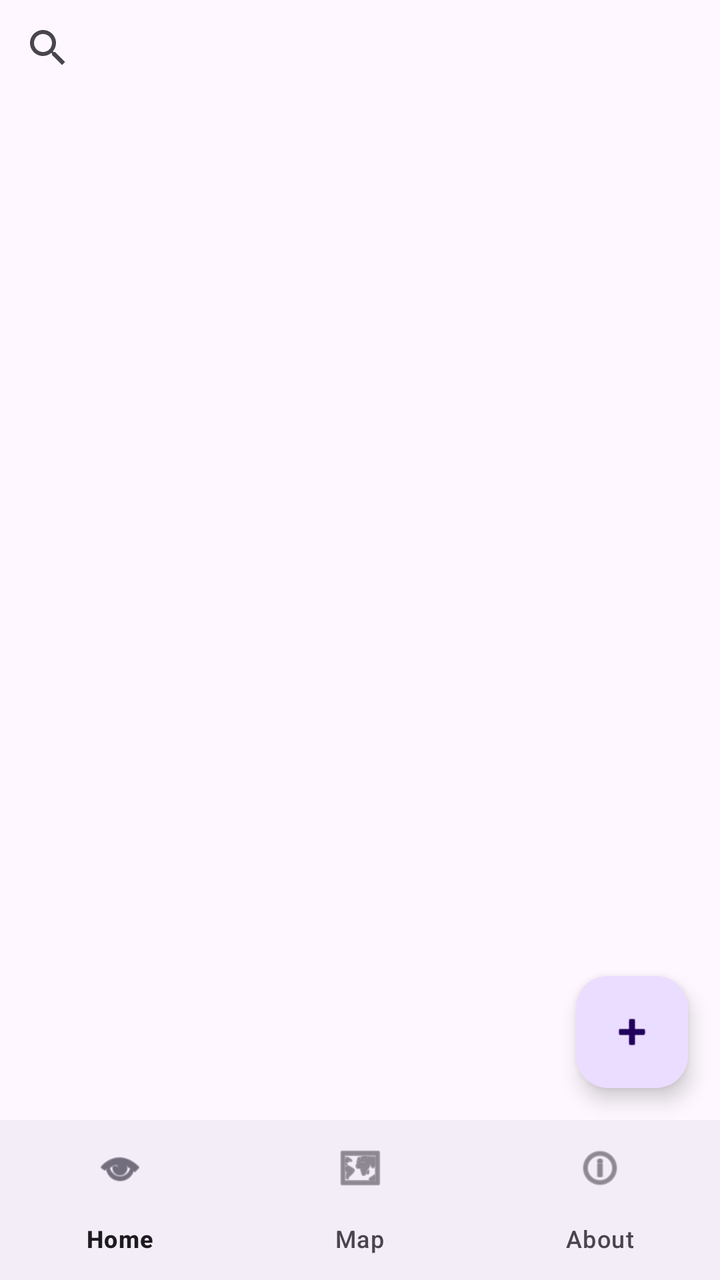
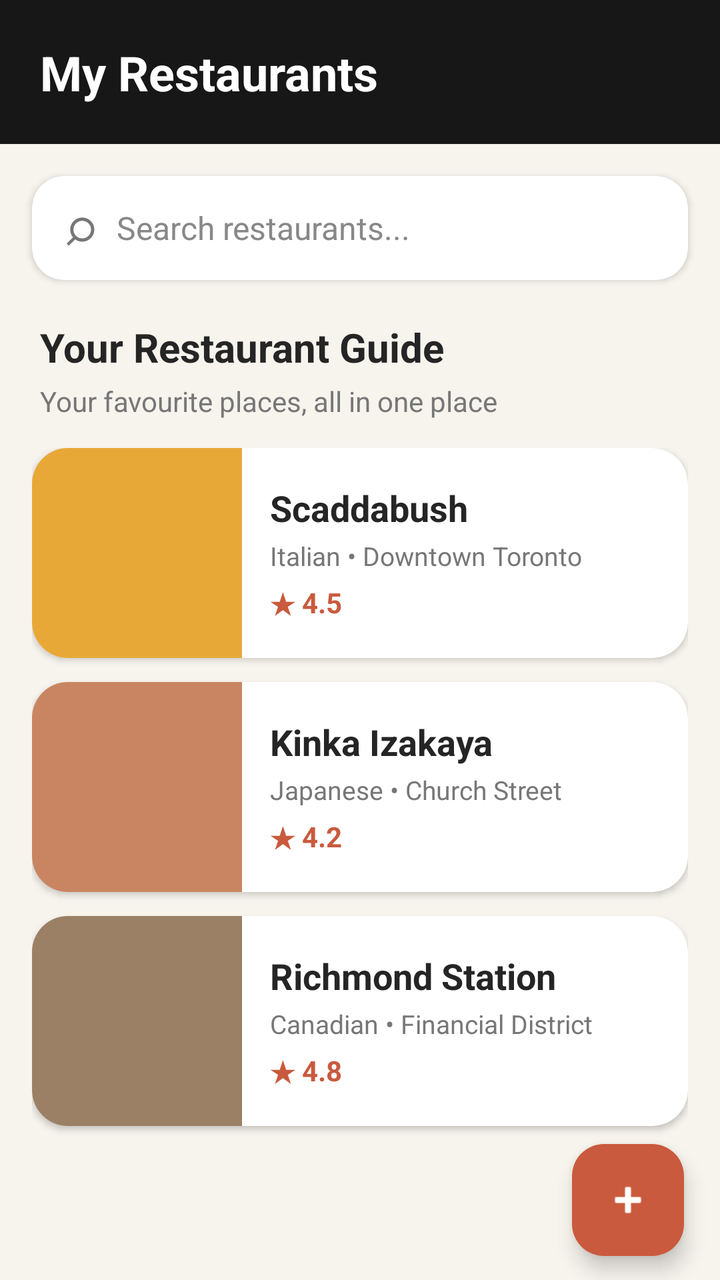

The first picture is an Android layout as it rendered before a commit; the second is the same layout after the commit. The layout source and the unified diff follow.
<!-- AndroidManifest.xml: application theme Theme.PersonalRestaurantGuide -->
<!-- res/layout/activity_main.xml -->
<?xml version="1.0" encoding="utf-8"?>
<androidx.constraintlayout.widget.ConstraintLayout xmlns:android="http://schemas.android.com/apk/res/android"
    xmlns:app="http://schemas.android.com/apk/res-auto"
    android:layout_width="match_parent"
    android:layout_height="match_parent">

    <SearchView
        android:id="@+id/searchView"
        android:layout_width="0dp"
        android:layout_height="wrap_content"
        android:queryHint="@string/search_hint"
        app:layout_constraintEnd_toEndOf="parent"
        app:layout_constraintStart_toStartOf="parent"
        app:layout_constraintTop_toTopOf="parent" />

    
    <androidx.recyclerview.widget.RecyclerView
        android:id="@+id/restaurantList"
        android:layout_width="0dp"
        android:layout_height="0dp"
        app:layout_constraintBottom_toTopOf="@id/bottomNav"
        app:layout_constraintEnd_toEndOf="parent"
        app:layout_constraintStart_toStartOf="parent"
        app:layout_constraintTop_toBottomOf="@id/searchView" />

    <com.google.android.material.floatingactionbutton.FloatingActionButton
        android:id="@+id/fabAdd"
        android:layout_width="wrap_content"
        android:layout_height="wrap_content"
        android:layout_margin="16dp"
        android:contentDescription="@string/add_restaurant"
        app:layout_constraintBottom_toTopOf="@id/bottomNav"
        app:layout_constraintEnd_toEndOf="parent"
        app:srcCompat="@android:drawable/ic_input_add" />

    <com.google.android.material.bottomnavigation.BottomNavigationView
        android:id="@+id/bottomNav"
        android:layout_width="0dp"
        android:layout_height="wrap_content"
        app:layout_constraintBottom_toBottomOf="parent"
        app:layout_constraintEnd_toEndOf="parent"
        app:layout_constraintStart_toStartOf="parent"
        app:menu="@menu/bottom_nav_menu" />

</androidx.constraintlayout.widget.ConstraintLayout>
<!-- resources referenced by this layout -->
<resources>
  <string name="add_restaurant">Add a restaurant</string>
  <string name="search_hint">Search restaurants…</string>
  <style name="Theme.PersonalRestaurantGuide" parent="Theme.Material3.DayNight.NoActionBar">
          <item name="colorPrimary">@color/brand_primary</item>
          <item name="colorSecondary">@color/brand_accent</item>
      </style>
  <color name="brand_primary">#7A4E2D</color>
  <color name="brand_accent">#E8A838</color>
</resources>

<!-- the commit's change to res/layout/activity_main.xml (unified diff, before → after) -->
@@ -1,45 +1,325 @@
 <?xml version="1.0" encoding="utf-8"?>
-<androidx.constraintlayout.widget.ConstraintLayout xmlns:android="http://schemas.android.com/apk/res/android"
+<androidx.constraintlayout.widget.ConstraintLayout
+    xmlns:android="http://schemas.android.com/apk/res/android"
     xmlns:app="http://schemas.android.com/apk/res-auto"
     android:layout_width="match_parent"
-    android:layout_height="match_parent">
-
-    <SearchView
-        android:id="@+id/searchView"
+    android:layout_height="match_parent"
+    android:background="@color/background">
+
+    
+    <View
+        android:id="@+id/topBar"
         android:layout_width="0dp"
+        android:layout_height="72dp"
+        android:background="@color/brand_primary"
+        app:layout_constraintTop_toTopOf="parent"
+        app:layout_constraintStart_toStartOf="parent"
+        app:layout_constraintEnd_toEndOf="parent" />
+
+    
+    <TextView
+        android:id="@+id/titleText"
+        android:layout_width="wrap_content"
         android:layout_height="wrap_content"
-        android:queryHint="@string/search_hint"
-        app:layout_constraintEnd_toEndOf="parent"
+        android:layout_marginStart="20dp"
+        android:text="My Restaurants"
+        android:textColor="#FFFFFF"
+        android:textSize="24sp"
+        android:textStyle="bold"
         app:layout_constraintStart_toStartOf="parent"
-        app:layout_constraintTop_toTopOf="parent" />
-
-    
-    <androidx.recyclerview.widget.RecyclerView
-        android:id="@+id/restaurantList"
+        app:layout_constraintTop_toTopOf="@id/topBar"
+        app:layout_constraintBottom_toBottomOf="@id/topBar" />
+
+    
+    <androidx.cardview.widget.CardView
+        android:id="@+id/searchCard"
+        android:layout_width="0dp"
+        android:layout_height="52dp"
+        android:layout_marginStart="16dp"
+        android:layout_marginEnd="16dp"
+        android:layout_marginTop="16dp"
+        app:cardCornerRadius="16dp"
+        app:cardElevation="2dp"
+        app:cardBackgroundColor="#FFFFFF"
+        app:layout_constraintTop_toBottomOf="@id/topBar"
+        app:layout_constraintStart_toStartOf="parent"
+        app:layout_constraintEnd_toEndOf="parent">
+
+        <LinearLayout
+            android:layout_width="match_parent"
+            android:layout_height="match_parent"
+            android:gravity="center_vertical"
+            android:orientation="horizontal"
+            android:paddingStart="16dp"
+            android:paddingEnd="16dp">
+
+            <TextView
+                android:layout_width="wrap_content"
+                android:layout_height="wrap_content"
+                android:text="⌕"
+                android:textColor="#777777"
+                android:textSize="26sp" />
+
+            <TextView
+                android:layout_width="0dp"
+                android:layout_height="wrap_content"
+                android:layout_weight="1"
+                android:layout_marginStart="10dp"
+                android:text="Search restaurants..."
+                android:textColor="#888888"
+                android:textSize="16sp" />
+
+        </LinearLayout>
+
+    </androidx.cardview.widget.CardView>
+
+
+    
+    <TextView
+        android:id="@+id/sectionTitle"
+        android:layout_width="wrap_content"
+        android:layout_height="wrap_content"
+        android:layout_marginStart="20dp"
+        android:layout_marginTop="20dp"
+        android:text="Your Restaurant Guide"
+        android:textColor="#252525"
+        android:textSize="20sp"
+        android:textStyle="bold"
+        app:layout_constraintTop_toBottomOf="@id/searchCard"
+        app:layout_constraintStart_toStartOf="parent" />
+
+    
+    <TextView
+        android:id="@+id/sectionSubtitle"
+        android:layout_width="wrap_content"
+        android:layout_height="wrap_content"
+        android:layout_marginStart="20dp"
+        android:layout_marginTop="4dp"
+        android:text="Your favourite places, all in one place"
+        android:textColor="#777777"
+        android:textSize="14sp"
+        app:layout_constraintTop_toBottomOf="@id/sectionTitle"
+        app:layout_constraintStart_toStartOf="parent" />
+
+
+    
+    <ScrollView
+        android:id="@+id/restaurantScroll"
         android:layout_width="0dp"
         android:layout_height="0dp"
-        app:layout_constraintBottom_toTopOf="@id/bottomNav"
-        app:layout_constraintEnd_toEndOf="parent"
+        android:layout_marginTop="14dp"
+        android:layout_marginBottom="8dp"
+        android:clipToPadding="false"
+        android:paddingBottom="80dp"
+        app:layout_constraintTop_toBottomOf="@id/sectionSubtitle"
+        app:layout_constraintBottom_toBottomOf="parent"
         app:layout_constraintStart_toStartOf="parent"
-        app:layout_constraintTop_toBottomOf="@id/searchView" />
-
+        app:layout_constraintEnd_toEndOf="parent">
+
+        <LinearLayout
+            android:layout_width="match_parent"
+            android:layout_height="wrap_content"
+            android:orientation="vertical"
+            android:paddingStart="16dp"
+            android:paddingEnd="16dp">
+
+            
+            <androidx.cardview.widget.CardView
+                android:id="@+id/restaurantCard1"
+                android:layout_width="match_parent"
+                android:layout_height="105dp"
+                android:layout_marginBottom="12dp"
+                app:cardCornerRadius="18dp"
+                app:cardElevation="2dp"
+                app:cardBackgroundColor="#FFFFFF">
+
+                <LinearLayout
+                    android:layout_width="match_parent"
+                    android:layout_height="match_parent"
+                    android:orientation="horizontal">
+
+                    <View
+                        android:layout_width="105dp"
+                        android:layout_height="match_parent"
+                        android:background="#E8A838" />
+
+                    <LinearLayout
+                        android:layout_width="0dp"
+                        android:layout_height="match_parent"
+                        android:layout_weight="1"
+                        android:orientation="vertical"
+                        android:gravity="center_vertical"
+                        android:paddingStart="14dp"
+                        android:paddingEnd="12dp">
+
+                        <TextView
+                            android:layout_width="wrap_content"
+                            android:layout_height="wrap_content"
+                            android:text="Scaddabush"
+                            android:textColor="#252525"
+                            android:textSize="18sp"
+                            android:textStyle="bold" />
+
+                        <TextView
+                            android:layout_width="wrap_content"
+                            android:layout_height="wrap_content"
+                            android:layout_marginTop="3dp"
+                            android:text="Italian • Downtown Toronto"
+                            android:textColor="#777777"
+                            android:textSize="13sp" />
+
+                        <TextView
+                            android:layout_width="wrap_content"
+                            android:layout_height="wrap_content"
+                            android:layout_marginTop="5dp"
+                            android:text="★ 4.5"
+                            android:textColor="@color/brand_accent"
+                            android:textSize="14sp"
+                            android:textStyle="bold" />
+
+                    </LinearLayout>
+
+                </LinearLayout>
+
+            </androidx.cardview.widget.CardView>
+
+
+            
+            <androidx.cardview.widget.CardView
+                android:layout_width="match_parent"
+                android:layout_height="105dp"
+                android:layout_marginBottom="12dp"
+                app:cardCornerRadius="18dp"
+                app:cardElevation="2dp"
+                app:cardBackgroundColor="#FFFFFF">
+
+                <LinearLayout
+                    android:layout_width="match_parent"
+                    android:layout_height="match_parent"
+                    android:orientation="horizontal">
+
+                    <View
+                        android:layout_width="105dp"
+                        android:layout_height="match_parent"
+                        android:background="#C98562" />
+
+                    <LinearLayout
+                        android:layout_width="0dp"
+                        android:layout_height="match_parent"
+                        android:layout_weight="1"
+                        android:orientation="vertical"
+                        android:gravity="center_vertical"
+                        android:paddingStart="14dp"
+                        android:paddingEnd="12dp">
+
+                        <TextView
+                            android:layout_width="wrap_content"
+                            android:layout_height="wrap_content"
+                            android:text="Kinka Izakaya"
+                            android:textColor="#252525"
+                            android:textSize="18sp"
+                            android:textStyle="bold" />
+
+                        <TextView
+                            android:layout_width="wrap_content"
+                            android:layout_height="wrap_content"
+                            android:layout_marginTop="3dp"
+                            android:text="Japanese • Church Street"
+                            android:textColor="#777777"
+                            android:textSize="13sp" />
+
+                        <TextView
+                            android:layout_width="wrap_content"
+                            android:layout_height="wrap_content"
+                            android:layout_marginTop="5dp"
+                            android:text="★ 4.2"
+                            android:textColor="@color/brand_accent"
+                            android:textSize="14sp"
+                            android:textStyle="bold" />
+
+                    </LinearLayout>
+
+                </LinearLayout>
+
+            </androidx.cardview.widget.CardView>
+
+
+            
+            <androidx.cardview.widget.CardView
+                android:layout_width="match_parent"
+                android:layout_height="105dp"
+                android:layout_marginBottom="12dp"
+                app:cardCornerRadius="18dp"
+                app:cardElevation="2dp"
+                app:cardBackgroundColor="#FFFFFF">
+
+                <LinearLayout
+                    android:layout_width="match_parent"
+                    android:layout_height="match_parent"
+                    android:orientation="horizontal">
+
+                    <View
+                        android:layout_width="105dp"
+                        android:layout_height="match_parent"
+                        android:background="#9B8065" />
+
+                    <LinearLayout
+                        android:layout_width="0dp"
+                        android:layout_height="match_parent"
+                        android:layout_weight="1"
+                        android:orientation="vertical"
+                        android:gravity="center_vertical"
+                        android:paddingStart="14dp"
+                        android:paddingEnd="12dp">
+
+                        <TextView
+                            android:layout_width="wrap_content"
+                            android:layout_height="wrap_content"
+                            android:text="Richmond Station"
+                            android:textColor="#252525"
+                            android:textSize="18sp"
+                            android:textStyle="bold" />
+
+                        <TextView
+                            android:layout_width="wrap_content"
+                            android:layout_height="wrap_content"
+                            android:layout_marginTop="3dp"
+                            android:text="Canadian • Financial District"
+                            android:textColor="#777777"
+                            android:textSize="13sp" />
+
+                        <TextView
+                            android:layout_width="wrap_content"
+                            android:layout_height="wrap_content"
+                            android:layout_marginTop="5dp"
+                            android:text="★ 4.8"
+                            android:textColor="@color/brand_accent"
+                            android:textSize="14sp"
+                            android:textStyle="bold" />
+
+                    </LinearLayout>
+
+                </LinearLayout>
+
+            </androidx.cardview.widget.CardView>
+
+        </LinearLayout>
+
+    </ScrollView>
+
+
+    
     <com.google.android.material.floatingactionbutton.FloatingActionButton
         android:id="@+id/fabAdd"
         android:layout_width="wrap_content"
         android:layout_height="wrap_content"
-        android:layout_margin="16dp"
+        android:layout_marginEnd="18dp"
+        android:layout_marginBottom="12dp"
         android:contentDescription="@string/add_restaurant"
-        app:layout_constraintBottom_toTopOf="@id/bottomNav"
-        app:layout_constraintEnd_toEndOf="parent"
-        app:srcCompat="@android:drawable/ic_input_add" />
-
-    <com.google.android.material.bottomnavigation.BottomNavigationView
-        android:id="@+id/bottomNav"
-        android:layout_width="0dp"
-        android:layout_height="wrap_content"
+        android:src="@android:drawable/ic_input_add"
+        app:backgroundTint="@color/brand_accent"
+        app:tint="#FFFFFF"
         app:layout_constraintBottom_toBottomOf="parent"
-        app:layout_constraintEnd_toEndOf="parent"
-        app:layout_constraintStart_toStartOf="parent"
-        app:menu="@menu/bottom_nav_menu" />
+        app:layout_constraintEnd_toEndOf="parent" />
 
 </androidx.constraintlayout.widget.ConstraintLayout>
<!-- resource entries referenced after the edit -->
@@ -1,12 +1,12 @@
 <!-- resources referenced by this layout -->
 <resources>
+  <color name="background">#F7F3ED</color>
   <string name="add_restaurant">Add a restaurant</string>
-  <string name="search_hint">Search restaurants…</string>
   <style name="Theme.PersonalRestaurantGuide" parent="Theme.Material3.DayNight.NoActionBar">
           <item name="colorPrimary">@color/brand_primary</item>
           <item name="colorSecondary">@color/brand_accent</item>
       </style>
-  <color name="brand_primary">#7A4E2D</color>
-  <color name="brand_accent">#E8A838</color>
+  <color name="brand_primary">#171717</color>
+  <color name="brand_accent">#C95A3D</color>
 </resources>
 
